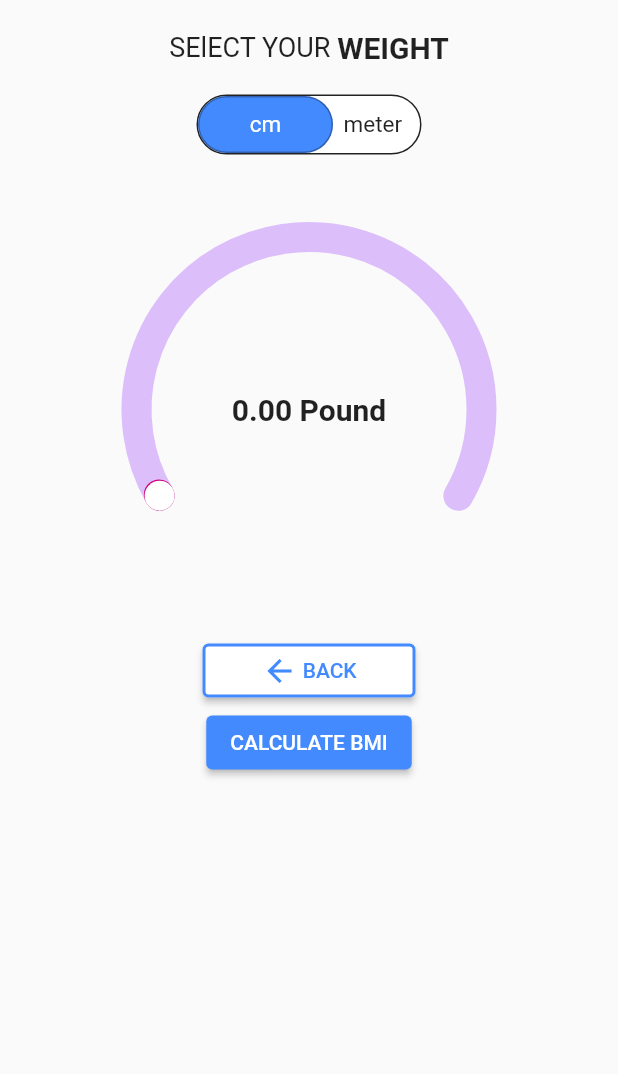
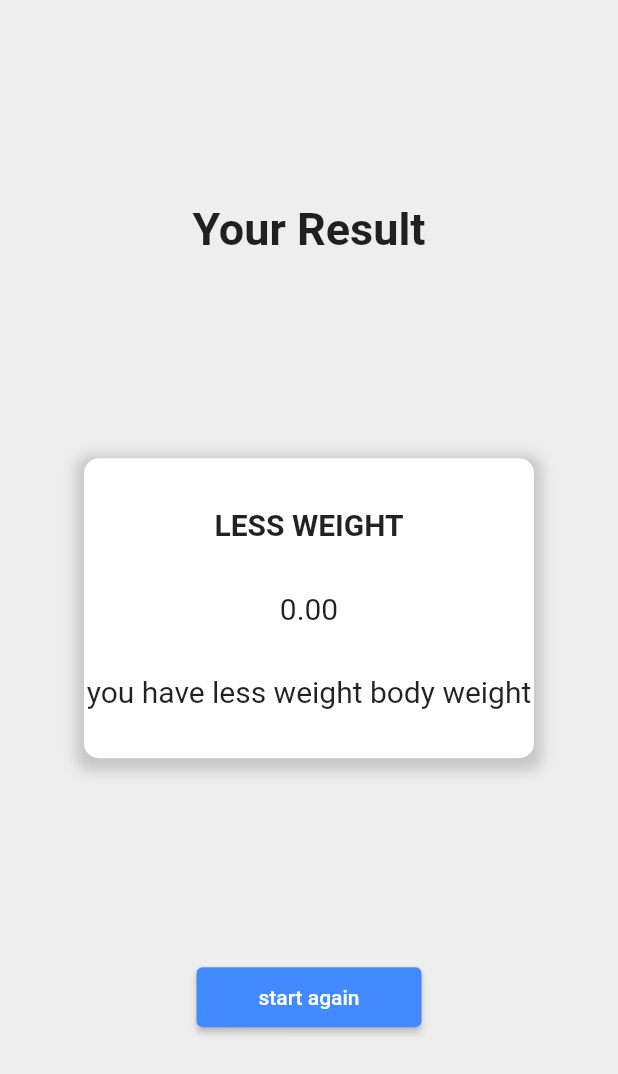
Before and after one commit to abdo2121nasser/flutter_assiment3, a Flutter app: the WeightScreen screen opened directly, after a tap on "CALCULATE BMI", on a phone screen of 412 x 824 dp. Shown: the top 1074 px of the screen. Run offline on Flutter 3.47's test engine with Material 2 defaults, Android fonts, the phone set to English and light mode, and no system bars; drawn by our look-alikes of sleek_circular_slider; our stand-ins replace bloc, flutter_bloc, syncfusion_flutter_sliders.

Commit message:
finished app

```diff
--- a/bmi_calculator/lib/blocks/measurment_container_block.dart
+++ b/bmi_calculator/lib/blocks/measurment_container_block.dart
@@ -36,11 +36,13 @@ class MeasurmentBlock extends StatelessWidget {
                       color: Colors.blueAccent
                   ),
                   child: Text(cubit.textScale1,
-                    style: TextStyle(color: Colors.white,fontSize: 15),),
+                    style: const TextStyle(color: Colors.white,fontSize: 15),),
                 ),
                 InkWell(
                   onTap: (){
+
                     cubit.changeAllHieghtScales(HeightScale.meter);
+
                   },
                   child: Padding(
                     padding: const EdgeInsets.only(left: 7),
@@ -65,6 +67,7 @@ class MeasurmentBlock extends StatelessWidget {
                 InkWell(
                   onTap: (){
                     cubit.changeAllHieghtScales(HeightScale.cm);
+
                   },
                   child: Padding(
                     padding: const EdgeInsets.only(right: 18,left: 28),
@@ -112,7 +115,10 @@ class MeasurmentBlock extends StatelessWidget {
                 ),
                 InkWell(
                   onTap: (){
+
                     cubit.changeAllWeightScales(WeightScale.kg);
+
+
                   },
                   child: Padding(
                     padding: const EdgeInsets.only(left: 12),
@@ -136,7 +142,10 @@ class MeasurmentBlock extends StatelessWidget {
               children: [
                 InkWell(
                   onTap: (){
+
                     cubit.changeAllWeightScales(WeightScale.pound);
+
+
                   },
                   child: Padding(
                     padding: const EdgeInsets.only(right: 11,left: 15),
--- a/bmi_calculator/lib/blocks/weight_rounded_slider_block.dart
+++ b/bmi_calculator/lib/blocks/weight_rounded_slider_block.dart
@@ -29,7 +29,7 @@ class WeightRoundedSliderBlock extends StatelessWidget {
               ),
               onChange: (double value) {
 
-                cubit.setweight((value / 100) * cubit.maxWeight);
+                cubit.setweight(((value / 100) * cubit.maxWeight));
 
               }),
         );
--- a/bmi_calculator/lib/blocs/bmi_calculator_cubit.dart
+++ b/bmi_calculator/lib/blocs/bmi_calculator_cubit.dart
@@ -1,7 +1,5 @@
-import 'package:bloc/bloc.dart';
 import 'package:bmi_calculator/enums/enum.dart';
 import 'package:flutter_bloc/flutter_bloc.dart';
-import 'package:meta/meta.dart';
 
 part 'bmi_calculator_state.dart';
 
@@ -10,6 +8,8 @@ class BmiCalculatorCubit extends Cubit<BmiCalculatorState> {
 static BmiCalculatorCubit get(context)=>BlocProvider.of(context);
   double height=0;
   double weight=0;
+  double? bmiValue;
+  String? bodyWeight;
   HeightScale hieghtScale=HeightScale.cm;
   WeightScale weightScale=WeightScale.pound;
   double maxHieght=200;
@@ -26,7 +26,7 @@ static BmiCalculatorCubit get(context)=>BlocProvider.of(context);
   double getHeight()
   {
     emit(getHeightState());
-   return height!;
+   return height;
   }
   void setweight(double weight)
   {
@@ -37,7 +37,7 @@ static BmiCalculatorCubit get(context)=>BlocProvider.of(context);
   double getweight()
   {
     emit(getWeightState());
-    return weight!;
+    return weight;
   }
   void changeAllHieghtScales(HeightScale scale)
   {
@@ -84,6 +84,42 @@ static BmiCalculatorCubit get(context)=>BlocProvider.of(context);
       }
     emit(setMeasurmentKindState());
   }
+  void setCorrectMeasurment()
+  {
+    if(HeightScale.cm==hieghtScale) {
+      changeAllHieghtScales(HeightScale.meter);
+    }
+    if(WeightScale.pound==weightScale) {
+      changeAllWeightScales(WeightScale.kg);
+    }
+    emit(setCorrectMeasurmentState());
+  }
+  double calculateBmiValue()
+  {
+    setCorrectMeasurment();
+    if(weight==0 || height==0) {
+      bmiValue=0.0;
+      return bmiValue!;
+    }
+    bmiValue=weight/(height*height);
+    emit(calculateBmiValueState());
+    return bmiValue!;
+  }
+
+  String getBodyWeightName()
+  {
+    emit(getBodyWeightNameState());
+    if(bmiValue! >=19 && bmiValue!<=24.9) {
+      return 'Normal';
+    } else if(bmiValue! >=25 && bmiValue!<=29.9) {
+      return 'Overweight';
+    } else if(bmiValue!>29.9) {
+      return 'Obese';
+    } else {
+      return 'less weight';
+    }
+
+  }
 
 
 
--- a/bmi_calculator/lib/blocs/bmi_calculator_state.dart
+++ b/bmi_calculator/lib/blocs/bmi_calculator_state.dart
@@ -1,6 +1,5 @@
 part of 'bmi_calculator_cubit.dart';
 
-@immutable
 abstract class BmiCalculatorState {}
 
 class BmiCalculatorInitial extends BmiCalculatorState {}
@@ -11,3 +10,6 @@ class setWeightState extends BmiCalculatorState {}
 class changeAllHieghtScalesState extends BmiCalculatorState {}
 class changeAllWeightScalesState extends BmiCalculatorState {}
 class setMeasurmentKindState extends BmiCalculatorState {}
+class setCorrectMeasurmentState extends BmiCalculatorState {}
+class calculateBmiValueState extends BmiCalculatorState {}
+class getBodyWeightNameState extends BmiCalculatorState {}
--- a/bmi_calculator/lib/main.dart
+++ b/bmi_calculator/lib/main.dart
@@ -1,12 +1,10 @@
 import 'package:bmi_calculator/blocs/bmi_calculator_cubit.dart';
 import 'package:bmi_calculator/screens/gender_screen.dart';
-import 'package:bmi_calculator/screens/hieght_screen.dart';
-import 'package:bmi_calculator/screens/weight_screen.dart';
 import 'package:flutter/material.dart';
 import 'package:flutter_bloc/flutter_bloc.dart';
 
 void main() {
-  runApp(BmiCalculator());
+  runApp(const BmiCalculator());
 }
 
 
@@ -20,7 +18,7 @@ class BmiCalculator extends StatelessWidget {
         providers: [
           BlocProvider(create: (context)=>BmiCalculatorCubit())
         ],
-        child: MaterialApp(
+        child: const MaterialApp(
           debugShowCheckedModeBanner: false,
           home: GenderScreen(),
         ),
--- a/bmi_calculator/lib/screens/hieght_screen.dart
+++ b/bmi_calculator/lib/screens/hieght_screen.dart
@@ -47,6 +47,7 @@ class HieghtScreen extends StatelessWidget {
                     ElevatedButton(
                       onPressed: () {
                         Navigator.pop(context);
+                        cubit.setHeight(0);
                       },
                       child: Row(
                         children: [
--- /dev/null
+++ b/bmi_calculator/lib/screens/result_screen.dart
@@ -0,0 +1,79 @@
+import 'package:bmi_calculator/blocs/bmi_calculator_cubit.dart';
+import 'package:bmi_calculator/blocs/bmi_calculator_cubit.dart';
+import 'package:bmi_calculator/screens/gender_screen.dart';
+import 'package:flutter/material.dart';
+import 'package:flutter_bloc/flutter_bloc.dart';
+
+
+class ResultScreen extends StatelessWidget {
+  const ResultScreen({super.key});
+
+  @override
+  Widget build(BuildContext context) {
+    return BlocConsumer<BmiCalculatorCubit, BmiCalculatorState>(
+      listener: (context, state) {
+        // TODO: implement listener
+      },
+      builder: (context, state) {
+        var cubit=BmiCalculatorCubit.get(context);
+        return Scaffold(
+          backgroundColor: Colors.grey.shade200,
+          body: Center(
+            child: Column(
+              mainAxisAlignment: MainAxisAlignment.spaceEvenly,
+              children: [
+                const Text('Your Result',
+                  style: TextStyle(fontWeight: FontWeight.bold, fontSize: 30),),
+                Container(
+                  height: 200, width: 300,
+                  decoration: BoxDecoration(
+                      borderRadius: BorderRadius.circular(10),
+                      color: Colors.white,
+                      boxShadow: [
+                        BoxShadow(
+                          color: Colors.grey.withOpacity(0.5),
+                          spreadRadius: 5,
+                          blurRadius: 7,
+                          offset: const Offset(
+                              0, 3), // changes position of shadow
+                        ),
+                      ]
+                  ),
+                  child: Column(
+                    mainAxisAlignment: MainAxisAlignment.spaceEvenly,
+                    children: [
+                      Text(cubit.getBodyWeightName().toUpperCase(),
+                        style: const TextStyle(
+                            fontWeight: FontWeight.bold, fontSize: 20),),
+                      Text(cubit.bmiValue!.toStringAsFixed(2),
+                        style:const TextStyle(
+                             fontSize: 20),),
+                      Text('you have ${cubit.getBodyWeightName()} body weight',
+                        style:const TextStyle(
+                            fontSize: 20),),
+                    ],
+                  ),
+                ),
+                ElevatedButton(
+                  onPressed: ()
+                  {
+                    Navigator.pop(context);
+                    Navigator.pop(context);
+                    Navigator.pop(context);
+                    cubit.setHeight(0);
+                    cubit.setweight(0);
+
+                  },
+                  style: ElevatedButton.styleFrom(fixedSize: Size(150, 40),
+                    backgroundColor: Colors.blueAccent,
+
+                  ),
+                  child: const Text('start again', style: TextStyle(color: Colors.white),),),
+              ],
+            ),
+          ),
+        );
+      },
+    );
+  }
+}
--- a/bmi_calculator/lib/screens/weight_screen.dart
+++ b/bmi_calculator/lib/screens/weight_screen.dart
@@ -1,8 +1,7 @@
 import 'package:bmi_calculator/blocs/bmi_calculator_cubit.dart';
-import 'package:bmi_calculator/blocs/bmi_calculator_cubit.dart';
+import 'package:bmi_calculator/screens/result_screen.dart';
 import 'package:flutter/material.dart';
 import 'package:flutter_bloc/flutter_bloc.dart';
-import '../blocks/hieght_slider_block.dart';
 import '../blocks/measurment_container_block.dart';
 import '../blocks/weight_rounded_slider_block.dart';
 import '../enums/enum.dart';
@@ -46,6 +45,7 @@ class WeightScreen extends StatelessWidget {
                       onPressed: () {
                         Navigator.pop(context);
                         cubit.setweight(0.0);
+                        cubit.setMeasurmentKind(MeasurmentKind.hieght);
                       },
                       style: ElevatedButton.styleFrom(
                           backgroundColor: Colors.white,
@@ -67,8 +67,10 @@ class WeightScreen extends StatelessWidget {
                         ),
                       ),),
                     ElevatedButton(
-                      onPressed: () {
-
+                      onPressed: ()
+                      {
+                        cubit.calculateBmiValue();
+              Navigator.of(context).push(MaterialPageRoute(builder: (context) => ResultScreen(),));
                       },
                       style: ElevatedButton.styleFrom(
                         backgroundColor: Colors.blueAccent,
```
Also changed, not shown: bmi_calculator/img.png (added), bmi_calculator/img_1.png (added), bmi_calculator/img_2.png (added), bmi_calculator/img_3.png (added), bmi_calculator/img_4.png (added), bmi_calculator/img_5.png (added), 1 other file.
